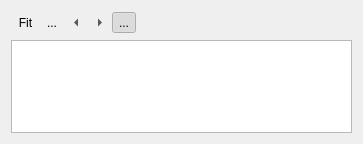
Above: qCC/ui_templates/bdrImageEditorPanel.ui from CloudCompare/CloudCompare before the change. Below: the same form after it.
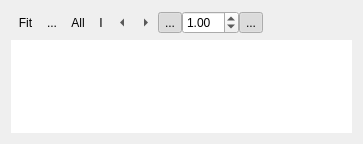
That is the form after the change. Icons and pictures are not drawn.

Commit message: display best view

```diff
--- a/qCC/ui_templates/bdrImageEditorPanel.ui
+++ b/qCC/ui_templates/bdrImageEditorPanel.ui
@@ -59,6 +59,43 @@
        </property>
       </widget>
      </item>
+     <item>
+      <widget class="QToolButton" name="displayAllToolButton">
+       <property name="toolTip">
+        <string>Show all images or current view</string>
+       </property>
+       <property name="text">
+        <string>All</string>
+       </property>
+       <property name="icon">
+        <iconset resource="../icones.qrc">
+         <normaloff>:/CC/Stocker/images/stocker/viewglobe.png</normaloff>:/CC/Stocker/images/stocker/viewglobe.png</iconset>
+       </property>
+       <property name="checkable">
+        <bool>true</bool>
+       </property>
+       <property name="autoRaise">
+        <bool>true</bool>
+       </property>
+      </widget>
+     </item>
+     <item>
+      <widget class="QToolButton" name="displayBestToolButton">
+       <property name="toolTip">
+        <string>display best view</string>
+       </property>
+       <property name="text">
+        <string>I</string>
+       </property>
+       <property name="icon">
+        <iconset resource="../icones.qrc">
+         <normaloff>:/CC/Stocker/images/stocker/camera.png</normaloff>:/CC/Stocker/images/stocker/camera.png</iconset>
+       </property>
+       <property name="autoRaise">
+        <bool>true</bool>
+       </property>
+      </widget>
+     </item>
      <item>
       <widget class="QToolButton" name="PreviousToolButton">
        <property name="toolTip">
@@ -91,6 +128,39 @@
        </property>
       </widget>
      </item>
+     <item>
+      <widget class="QToolButton" name="CheckObjToolButton">
+       <property name="toolTip">
+        <string>Check Object BBox</string>
+       </property>
+       <property name="text">
+        <string>...</string>
+       </property>
+       <property name="icon">
+        <iconset resource="../icones.qrc">
+         <normaloff>:/CC/Stocker/images/stocker/block.png</normaloff>:/CC/Stocker/images/stocker/block.png</iconset>
+       </property>
+       <property name="checkable">
+        <bool>true</bool>
+       </property>
+       <property name="checked">
+        <bool>true</bool>
+       </property>
+       <property name="autoRaise">
+        <bool>true</bool>
+       </property>
+      </widget>
+     </item>
+     <item>
+      <widget class="QDoubleSpinBox" name="BoxScaleDoubleSpinBox">
+       <property name="toolTip">
+        <string>BBox scale to find visible view</string>
+       </property>
+       <property name="value">
+        <double>1.000000000000000</double>
+       </property>
+      </widget>
+     </item>
      <item>
       <widget class="QToolButton" name="toggleListToolButton">
        <property name="toolTip">
@@ -134,6 +204,12 @@
    </item>
    <item>
     <widget class="QListWidget" name="imageListWidget">
+     <property name="frameShape">
+      <enum>QFrame::NoFrame</enum>
+     </property>
+     <property name="frameShadow">
+      <enum>QFrame::Sunken</enum>
+     </property>
      <property name="editTriggers">
       <set>QAbstractItemView::EditKeyPressed</set>
      </property>
@@ -147,7 +223,7 @@
       <enum>QListView::SinglePass</enum>
      </property>
      <property name="spacing">
-      <number>10</number>
+      <number>2</number>
      </property>
      <property name="viewMode">
       <enum>QListView::IconMode</enum>
```
Left out of the diff: 7 changed lines with no effect on the pictures. The commit also changes 13 other files.
